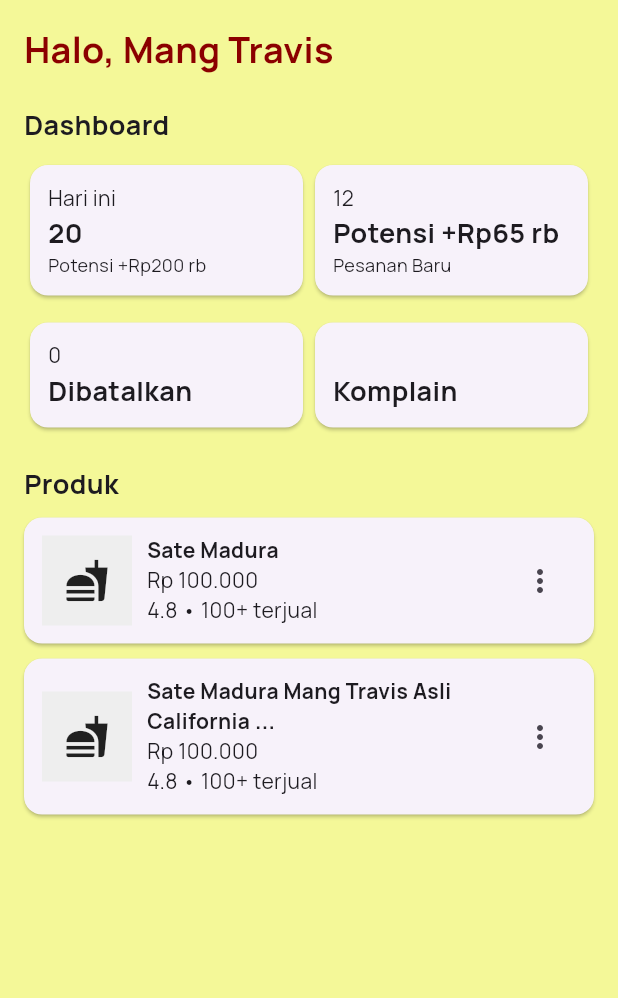
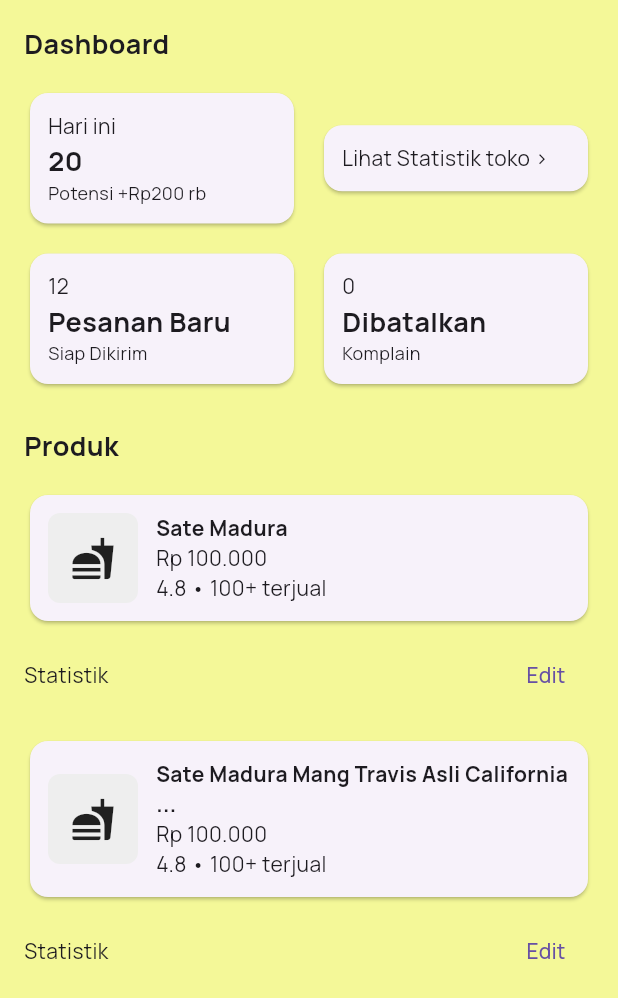
Before and after one commit to carizsm/Nustaka, a Flutter app: the SellerHomeContent widget shown alone on an empty page, opened directly, on a phone screen of 412 x 824 dp. Shown: the top 998 px of the screen. Run offline on Flutter 3.47's test engine with Material 3 defaults, Android fonts, the phone set to English and light mode, and no system bars.

Commit message:
Update seller

```diff
--- a/lib/screens/seller_homepage.dart
+++ b/lib/screens/seller_homepage.dart
@@ -23,8 +23,10 @@ class _SellerHomepageState extends State<SellerHomepage> {
     return Scaffold(
       backgroundColor: const Color(0xFFF4F898),
       appBar: AppBar(
-        title: const Text('Penjual Nustaka'),
-        backgroundColor: const Color(0xFFD9A25F),
+        title: const Text('Halo, Mang Travis'),
+        backgroundColor: const Color(0xFFF4F898),
+        elevation: 0,
+        foregroundColor: Colors.black,
       ),
       body: _pages[_currentIndex],
       bottomNavigationBar: BottomNavigationBar(
@@ -45,7 +47,7 @@ class _SellerHomepageState extends State<SellerHomepage> {
           ),
           BottomNavigationBarItem(
             icon: Icon(Icons.history),
-            label: 'Transaksi',
+            label: 'Transaction',
           ),
         ],
         selectedItemColor: const Color(0xFF8B0000),
@@ -65,16 +67,6 @@ class SellerHomeContent extends StatelessWidget {
       child: Column(
         crossAxisAlignment: CrossAxisAlignment.start,
         children: [
-          const Text(
-            "Halo, Mang Travis",
-            style: TextStyle(
-              fontSize: 24,
-              fontWeight: FontWeight.bold,
-              color: Color(0xFF8B0000),
-            ),
-          ),
-          const SizedBox(height: 20),
-
           // Dashboard Section
           const Text(
             "Dashboard",
@@ -83,25 +75,49 @@ class SellerHomeContent extends StatelessWidget {
               fontWeight: FontWeight.bold,
             ),
           ),
-          const SizedBox(height: 10),
+          const SizedBox(height: 16),
 
           Row(
-            mainAxisAlignment: MainAxisAlignment.spaceBetween,
             children: [
-              _buildStatCard("Hari ini", "20", "Potensi +Rp200 rb"),
-              _buildStatCard("12", "Potensi +Rp65 rb", "Pesanan Baru"),
+              Expanded(
+                child: _buildDashboardCard(
+                  "Hari ini",
+                  "20",
+                  "Potensi +Rp200 rb",
+                ),
+              ),
+              const SizedBox(width: 12),
+              Expanded(
+                child: _buildDashboardCard(
+                  "Lihat Statistik toko >",
+                  "",
+                  "",
+                ),
+              ),
             ],
           ),
-          const SizedBox(height: 10),
+          const SizedBox(height: 12),
 
           Row(
-            mainAxisAlignment: MainAxisAlignment.spaceBetween,
             children: [
-              _buildStatCard("0", "Dibatalkan", ""),
-              _buildStatCard("", "Komplain", ""),
+              Expanded(
+                child: _buildDashboardCard(
+                  "12",
+                  "Pesanan Baru",
+                  "Siap Dikirim",
+                ),
+              ),
+              const SizedBox(width: 12),
+              Expanded(
+                child: _buildDashboardCard(
+                  "0",
+                  "Dibatalkan",
+                  "Komplain",
+                ),
+              ),
             ],
           ),
-          const SizedBox(height: 20),
+          const SizedBox(height: 24),
 
           // Products Section
           const Text(
@@ -111,26 +127,51 @@ class SellerHomeContent extends StatelessWidget {
               fontWeight: FontWeight.bold,
             ),
           ),
-          const SizedBox(height: 10),
+          const SizedBox(height: 16),
 
           _buildProductCard(
             "Sate Madura",
             "Rp 100.000",
             "4.8 • 100+ terjual",
           ),
+          const SizedBox(height: 8),
+
+          Row(
+            mainAxisAlignment: MainAxisAlignment.spaceBetween,
+            children: [
+              const Text("Statistik"),
+              TextButton(
+                onPressed: () {},
+                child: const Text("Edit"),
+              ),
+            ],
+          ),
+          const SizedBox(height: 16),
+
           _buildProductCard(
             "Sate Madura Mang Travis Asli California ...",
             "Rp 100.000",
             "4.8 • 100+ terjual",
+          ),
+          const SizedBox(height: 8),
+
+          Row(
+            mainAxisAlignment: MainAxisAlignment.spaceBetween,
+            children: [
+              const Text("Statistik"),
+              TextButton(
+                onPressed: () {},
+                child: const Text("Edit"),
+              ),
+            ],
           ),
         ],
       ),
     );
   }
 
-  Widget _buildStatCard(String title, String value, String subtitle) {
-    return Expanded(
-      child: Card(
+  Widget _buildDashboardCard(String title, String value, String subtitle) {
+    return Card(
       child: Padding(
         padding: const EdgeInsets.all(12),
         child: Column(
@@ -140,6 +181,7 @@ class SellerHomeContent extends StatelessWidget {
               title,
               style: const TextStyle(fontSize: 14),
             ),
+            if (value.isNotEmpty)
               Text(
                 value,
                 style: const TextStyle(
@@ -155,13 +197,11 @@ class SellerHomeContent extends StatelessWidget {
           ],
         ),
       ),
-      ),
     );
   }
 
   Widget _buildProductCard(String name, String price, String stats) {
     return Card(
-      margin: const EdgeInsets.only(bottom: 10),
       child: Padding(
         padding: const EdgeInsets.all(12),
         child: Row(
@@ -169,10 +209,13 @@ class SellerHomeContent extends StatelessWidget {
             Container(
               width: 60,
               height: 60,
+              decoration: BoxDecoration(
                 color: Colors.grey[200],
+                borderRadius: BorderRadius.circular(8),
+              ),
               child: const Icon(Icons.fastfood, size: 30),
             ),
-            const SizedBox(width: 10),
+            const SizedBox(width: 12),
             Expanded(
               child: Column(
                 crossAxisAlignment: CrossAxisAlignment.start,
@@ -186,10 +229,6 @@ class SellerHomeContent extends StatelessWidget {
                 ],
               ),
             ),
-            IconButton(
-              onPressed: () {},
-              icon: const Icon(Icons.more_vert),
-            ),
           ],
         ),
       ),
```
Also changed, not shown: lib/screens/onboarding_third.dart (+26 -1 lines), lib/screens/seller_order.dart (+39 -25 lines), lib/screens/seller_transaction.dart (+16 -14 lines). Lines whose indentation alone changed are shown as unchanged.
